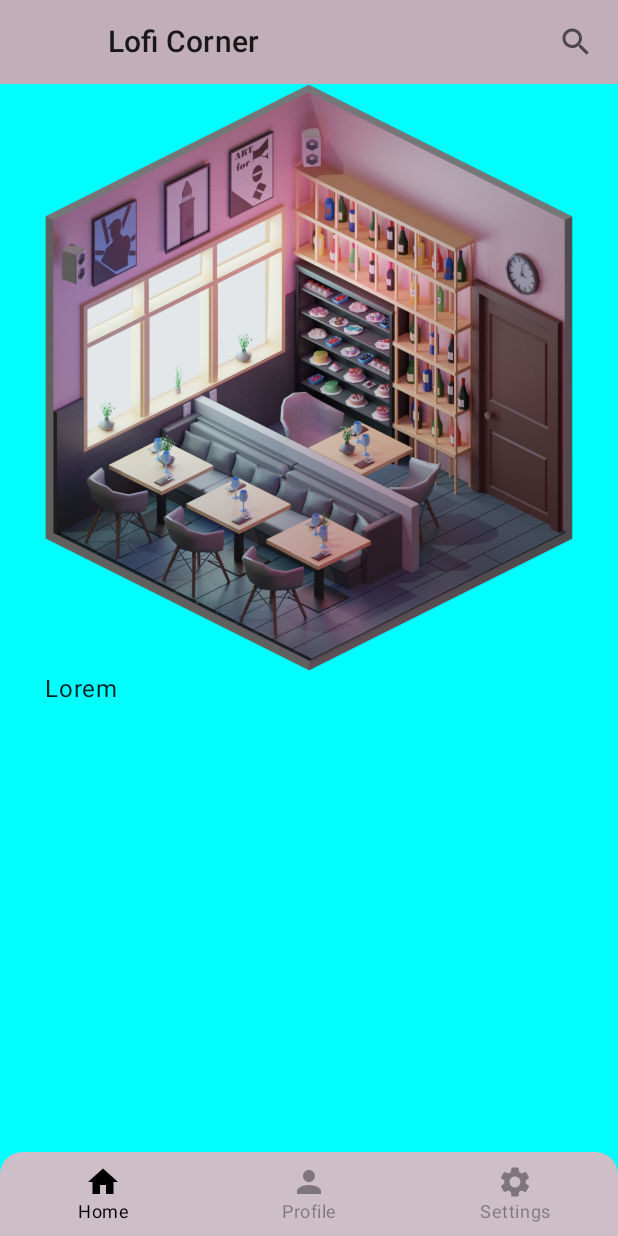
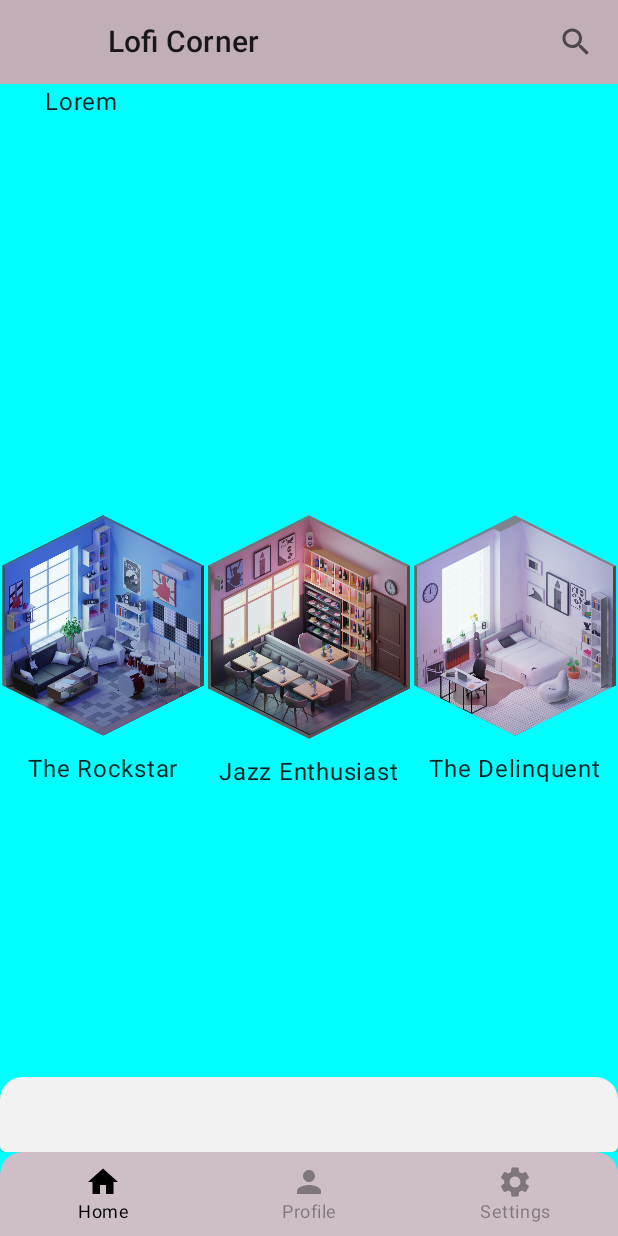
Before and after one commit to Skyune/Lofi-Corner, an Android app built with Jetpack Compose: the screen it shows after launch (MainActivity), on a phone screen of 412 x 824 dp. Run offline under Robolectric (Android 15) with nearby library versions, the phone set to English and light mode, and no system bars; our stand-ins replace Dagger/Hilt's generated code, Room's generated code, accompanist; pictures from the network do not load.

Commit message:
having fun with jetpack compose

```diff
--- a/app/build.gradle
+++ b/app/build.gradle
@@ -94,6 +94,10 @@ dependencies {
     kapt("androidx.room:room-compiler:$room_version")
     implementation "androidx.room:room-ktx:$room_version"
 
+    //accompanist
+    implementation "com.google.accompanist:accompanist-systemuicontroller:0.17.0"
+
+
 
     implementation 'androidx.core:core-ktx:1.7.0'
     implementation 'androidx.appcompat:appcompat:1.4.0'
--- a/app/src/main/java/com/bawp/jetweatherforecast/MainActivity.kt
+++ b/app/src/main/java/com/bawp/jetweatherforecast/MainActivity.kt
@@ -33,7 +33,7 @@ class MainActivity : ComponentActivity() {
     }
 }
 
-//This is a bullshit way to do this, but I don't know how to do it better
+//this is probably a bad way to implement the theming, going to improve on this later.
 @Composable
 fun WeatherApp(onToggleTheme: () -> Unit, onToggleDarkMode: () -> Unit) {
 
--- a/app/src/main/java/com/bawp/jetweatherforecast/data/NoteDatabaseDao.kt
+++ b/app/src/main/java/com/bawp/jetweatherforecast/data/NoteDatabaseDao.kt
@@ -9,11 +9,14 @@ import kotlinx.coroutines.flow.Flow
 @Dao
 abstract  interface NoteDatabaseDao {
 
-//    @Query("SELECT * from NOTES_TBL")
-//    fun getNotes(): Flow<List<CurrentSong>>
+    @Query("SELECT * from NOTES_TBL")
+    fun getNotes(): Flow<List<CurrentSong>>
+
+    @Query("SELECT * FROM NOTES_TBL ORDER BY id DESC LIMIT 1" )
+    fun getLatest(): Flow<List<CurrentSong>>
 //
-//    @Query("SELECT * from NOTES_TBL where id =:id")
-//    suspend fun getNotesById(id:String): ContactsContract.CommonDataKinds.Note
+//    @Query("SELECT * from NOTES_TBL where id = MAX(id)")
+//    suspend fun getNotesById(id:String): String
 
     @Insert(onConflict = OnConflictStrategy.REPLACE)
     suspend fun insert(song: CurrentSong)
--- a/app/src/main/java/com/bawp/jetweatherforecast/model/CurrentSong.kt
+++ b/app/src/main/java/com/bawp/jetweatherforecast/model/CurrentSong.kt
@@ -8,8 +8,9 @@ import java.util.*
 
 @Entity(tableName = "notes_tbl")
 data class CurrentSong (
-    @PrimaryKey
-    val id: String,
+    @PrimaryKey(autoGenerate = true)
+    val id: Int = 0,
+    val name: String,
     @ColumnInfo(name = "song_duration")
     val duration: Int,
     @ColumnInfo(name = "song_name")
--- a/app/src/main/java/com/bawp/jetweatherforecast/repository/WeatherRepository.kt
+++ b/app/src/main/java/com/bawp/jetweatherforecast/repository/WeatherRepository.kt
@@ -26,5 +26,7 @@ class WeatherRepository @Inject constructor(private val api: WeatherApi, private
     }
 
     suspend fun addNote(currentSong: CurrentSong) = noteDatabaseDao.insert(currentSong)
+    suspend fun getAllNotes() = noteDatabaseDao.getNotes()
+    suspend fun getLatestNote() = noteDatabaseDao.getLatest()
 
 }
--- a/app/src/main/java/com/bawp/jetweatherforecast/screens/Home.kt
+++ b/app/src/main/java/com/bawp/jetweatherforecast/screens/Home.kt
@@ -3,18 +3,25 @@ package com.bawp.jetweatherforecast.screens
 import androidx.compose.animation.core.*
 import androidx.compose.foundation.Image
 import androidx.compose.foundation.background
+import androidx.compose.foundation.clickable
 import androidx.compose.foundation.layout.*
+import androidx.compose.foundation.shape.RoundedCornerShape
 import androidx.compose.material.LocalTextStyle
 import androidx.compose.material.MaterialTheme
+import androidx.compose.material.Surface
 import androidx.compose.material.Text
+import androidx.compose.material.icons.Icons
+import androidx.compose.material.icons.filled.PlayArrow
 import androidx.compose.runtime.*
 import androidx.compose.ui.Alignment
 import androidx.compose.ui.Modifier
 import androidx.compose.ui.draw.clipToBounds
 import androidx.compose.ui.graphics.Brush
 import androidx.compose.ui.graphics.Color
+import androidx.compose.ui.layout.ContentScale
 import androidx.compose.ui.layout.Placeable
 import androidx.compose.ui.layout.SubcomposeLayout
+import androidx.compose.ui.platform.LocalContext
 import androidx.compose.ui.res.painterResource
 import androidx.compose.ui.text.TextLayoutResult
 import androidx.compose.ui.text.TextStyle
@@ -27,8 +34,15 @@ import androidx.compose.ui.text.style.TextOverflow
 import androidx.compose.ui.tooling.preview.Preview
 import androidx.compose.ui.unit.TextUnit
 import androidx.compose.ui.unit.dp
+import androidx.compose.ui.unit.sp
+import coil.compose.rememberImagePainter
+import coil.request.ImageRequest
 import com.bawp.jetweatherforecast.R
+import com.bawp.jetweatherforecast.model.Data
+import com.bawp.jetweatherforecast.widgets.RoomImage
+import com.bawp.jetweatherforecast.widgets.RoundIconButton
 import kotlinx.coroutines.delay
+import org.intellij.lang.annotations.JdkConstants
 
 @Composable
 fun HomeScreen() {
@@ -39,10 +53,34 @@ fun HomeScreen() {
         contentAlignment = Alignment.Center,
 
     ) {
-        Column(modifier = Modifier.fillMaxSize().padding(30.dp,0.dp,30.dp,4.dp),
+        Row(modifier = Modifier.fillMaxWidth(), horizontalArrangement = Arrangement.Center) {
+            RoomImage(
+                modifier = Modifier.weight(1f),
+                ImageId = R.drawable.rockstar,
+                onClick = { /*TODO*/ },
+                roomTitle = "The Rockstar",
+            )
+            RoomImage(
+                modifier = Modifier.weight(1f),
+
+                ImageId = R.drawable.jazz,
+                onClick = { /*TODO*/ },
+                roomTitle = "Jazz Enthusiast"
+            )
+            RoomImage(
+                modifier = Modifier.weight(1f),
+
+                ImageId = R.drawable.untitled,
+                onClick = { /*TODO*/ },
+                roomTitle = "The Delinquent"
+            )
+        }
+        Column(modifier = Modifier
+            .fillMaxSize()
+            .padding(30.dp, 0.dp, 30.dp, 4.dp),
             verticalArrangement = Arrangement.Top,
             horizontalAlignment = Alignment.CenterHorizontally) {
-            Image(painter = painterResource(id = R.drawable.jazz), contentDescription = "jazzy" )
+            //Image(painter = painterResource(id = R.drawable.jazz), contentDescription = "jazzy" )
             MarqueeText("Lorem", gradientEdgeColor = Color(0xFFFFC1AEB9))
 
         }
@@ -171,6 +209,30 @@ fun MarqueeText(
     }
 }
 
+@Preview
+@Composable
+fun WeatherItem() {
+    Surface(modifier = Modifier
+        .padding(2.dp)
+        .fillMaxWidth()
+        .height(60.dp),
+
+
+        color = Color(0xFFCDBEC8),
+        shape = RoundedCornerShape(8.dp)
+    ) {
+        Row(modifier = Modifier,Arrangement.Center, Alignment.CenterVertically) {
+            Column(modifier = Modifier.padding(4.dp), verticalArrangement = Arrangement.Center, horizontalAlignment = Alignment.Start) {
+                Text(text = "String", fontFamily = FontFamily.Default, fontSize = 16.sp, color = Color.Black, fontWeight = FontWeight.Bold)
+                Text(text = "Author", fontFamily = FontFamily.Default, fontSize = 12.sp, color = Color.Gray)
+            }
+            Spacer(modifier = Modifier.weight(1f))
+            RoundIconButton(modifier = Modifier, imageVector = Icons.Default.PlayArrow, onClick = { /*TODO*/ })
+
+        }
+    }
+}
+
 @Composable
 private fun GradientEdge(
     startColor: Color, endColor: Color,
--- a/app/src/main/java/com/bawp/jetweatherforecast/screens/main/MainScreen.kt
+++ b/app/src/main/java/com/bawp/jetweatherforecast/screens/main/MainScreen.kt
@@ -2,19 +2,23 @@ package com.bawp.jetweatherforecast.screens.main
 
 import android.content.res.Resources
 import android.util.Log
-import androidx.compose.foundation.layout.RowScope
+import androidx.compose.foundation.layout.*
 import androidx.compose.foundation.shape.CornerSize
 import androidx.compose.foundation.shape.RoundedCornerShape
 import androidx.compose.material.*
 import androidx.compose.material.icons.Icons
 import androidx.compose.material.icons.filled.ArrowBack
 import androidx.compose.runtime.Composable
+import androidx.compose.runtime.collectAsState
 import androidx.compose.runtime.getValue
 import androidx.compose.runtime.produceState
+import androidx.compose.ui.Alignment
+import androidx.compose.ui.Alignment.Companion.CenterHorizontally
 import androidx.compose.ui.Modifier
 import androidx.compose.ui.draw.clip
 import androidx.compose.ui.graphics.Color
 import androidx.compose.ui.unit.dp
+import androidx.compose.ui.zIndex
 import androidx.hilt.navigation.compose.hiltViewModel
 import androidx.navigation.NavController
 import androidx.navigation.NavDestination
@@ -24,10 +28,12 @@ import androidx.navigation.NavHostController
 import androidx.navigation.compose.currentBackStackEntryAsState
 import androidx.navigation.compose.rememberNavController
 import com.bawp.jetweatherforecast.data.DataOrException
+import com.bawp.jetweatherforecast.model.CurrentSong
 import com.bawp.jetweatherforecast.model.Weather
 import com.bawp.jetweatherforecast.navigation.WeatherNavigation
 import com.bawp.jetweatherforecast.screens.BottomNavScreen
 import com.bawp.jetweatherforecast.widgets.LofiAppBar
+import org.intellij.lang.annotations.JdkConstants
 
 
 @Composable
@@ -54,7 +60,7 @@ fun MainScreen(
 }
 
 @Composable
-fun BottomBar(navController: NavHostController) {
+fun BottomBar(navController: NavHostController, mainViewModel: MainViewModel = hiltViewModel()) {
     val screens = listOf(
         BottomNavScreen.Home,
         BottomNavScreen.Profile,
@@ -62,9 +68,22 @@ fun BottomBar(navController: NavHostController) {
     )
     val navBackStackEntry by navController.currentBackStackEntryAsState()
     val currentDestination = navBackStackEntry?.destination
+    Column(horizontalAlignment = Alignment.CenterHorizontally, verticalArrangement = Arrangement.Bottom) {
 
-    BottomNavigation(modifier = Modifier.clip(shape = RoundedCornerShape(15.dp, 15.dp, 0.dp, 0.dp)),
-        backgroundColor = Color(0xFFCDBEC8), elevation = 40.dp) {
+
+        Card(
+            modifier = Modifier
+                .clip(shape = RoundedCornerShape(15.dp, 15.dp, 0.dp, 0.dp),)
+                .height(50.dp)
+                .fillMaxWidth(), backgroundColor = MaterialTheme.colors.background
+        ) {
+        }
+        BottomNavigation(
+            modifier = Modifier
+                .zIndex(2f)
+                .clip(shape = RoundedCornerShape(15.dp, 15.dp, 0.dp, 0.dp)),
+            backgroundColor = Color(0xFFCDBEC8), elevation = 10.dp,
+        ) {
             screens.forEach { screen ->
                 AddItem(
                     screen = screen,
@@ -74,6 +93,8 @@ fun BottomBar(navController: NavHostController) {
             }
         }
     }
+}
+
 
 @Composable
 fun RowScope.AddItem(
--- a/app/src/main/java/com/bawp/jetweatherforecast/ui/theme/Theme.kt
+++ b/app/src/main/java/com/bawp/jetweatherforecast/ui/theme/Theme.kt
@@ -7,6 +7,7 @@ import androidx.compose.material.darkColors
 import androidx.compose.material.lightColors
 import androidx.compose.runtime.Composable
 import androidx.compose.ui.graphics.Color
+import com.google.accompanist.systemuicontroller.rememberSystemUiController
 
 private val LightThemeColors = lightColors(
     primary = Color.Red,
@@ -84,12 +85,17 @@ enum class Theme {
 @Composable
 fun AppTheme(theme: Theme,
              content: @Composable() () -> Unit) {
+    val systemUiController = rememberSystemUiController()
+    systemUiController.setStatusBarColor(
+        color = Color(0xFFBA98AC)
+    )
     val colors = when (theme) {
         Theme.Light -> PinkRoomTheme
         Theme.Dark -> LightThemeColors
         else -> LightThemeColors
     }
     MaterialTheme(
+
         colors = colors,
         typography = MaterialTheme.typography,
         shapes = MaterialTheme.shapes,
--- /dev/null
+++ b/app/src/main/java/com/bawp/jetweatherforecast/widgets/RoomImage.kt
@@ -0,0 +1,65 @@
+package com.bawp.jetweatherforecast.widgets
+
+import android.media.Image
+import androidx.compose.foundation.Image
+import androidx.compose.foundation.clickable
+import androidx.compose.foundation.layout.*
+import androidx.compose.foundation.shape.CircleShape
+import androidx.compose.material.Card
+import androidx.compose.material.Icon
+import androidx.compose.material.SnackbarDefaults.backgroundColor
+import androidx.compose.material.Text
+import androidx.compose.material.icons.Icons
+import androidx.compose.material.icons.filled.Star
+import androidx.compose.runtime.Composable
+import androidx.compose.ui.Alignment
+import androidx.compose.ui.Modifier
+import androidx.compose.ui.graphics.Color
+import androidx.compose.ui.graphics.vector.ImageVector
+import androidx.compose.ui.res.painterResource
+import androidx.compose.ui.unit.Dp
+import androidx.compose.ui.unit.dp
+import com.bawp.jetweatherforecast.R
+import org.intellij.lang.annotations.JdkConstants
+
+
+@Composable
+fun RoomImage(
+    modifier: Modifier = Modifier,
+    ImageId: Int,
+    onClick: () -> Unit,
+    roomTitle: String) {
+    Box(modifier = modifier.fillMaxWidth()
+        .padding(all = 1.dp)
+        .clickable {
+            onClick.invoke()
+        }, ) {
+        Row {
+            Column(horizontalAlignment = Alignment.CenterHorizontally) {
+
+
+                Box(modifier = Modifier, Alignment.Center) {
+                    Image(
+                        painter = painterResource(id = ImageId),
+                        modifier = Modifier,
+                        contentDescription = "clickable room"
+                    )
+//                    Column(
+//                        verticalArrangement = Arrangement.Bottom,
+//                        horizontalAlignment = Alignment.CenterHorizontally
+//                    ) {
+//                        //Spacer(Modifier.fillMaxSize(0.5f))
+//
+//                        RoundIconButton(
+//                            modifier = Modifier,
+//                            imageVector = Icons.Default.Star,
+//                            onClick = { /*TODO*/ })
+//                    }
+                }
+                Text(text = roomTitle, modifier = Modifier.padding(vertical = 10.dp))
+
+            }
+        }
+    }
+
+}
--- a/app/src/main/res/values/themes.xml
+++ b/app/src/main/res/values/themes.xml
@@ -12,6 +12,7 @@
         <!-- Status bar color. -->
         <item name="android:statusBarColor" tools:targetApi="l">?attr/colorPrimaryVariant</item>
         <!-- Customize your theme here. -->
+
     </style>
 
     <style name="Theme.JetWeatherForecast.NoActionBar">
```
Also changed, not shown: app/src/main/java/com/bawp/jetweatherforecast/screens/Profile.kt (+5 -3 lines), app/src/main/java/com/bawp/jetweatherforecast/screens/main/MainViewModel.kt (+19 -0 lines), app/src/main/java/com/bawp/jetweatherforecast/widgets/RoundIconButton.kt (+10 -5 lines), app/src/main/res/drawable-v24/rockstar.png (added), app/src/main/res/drawable-v24/untitled.png (added). Lines whose indentation alone changed are shown as unchanged.
